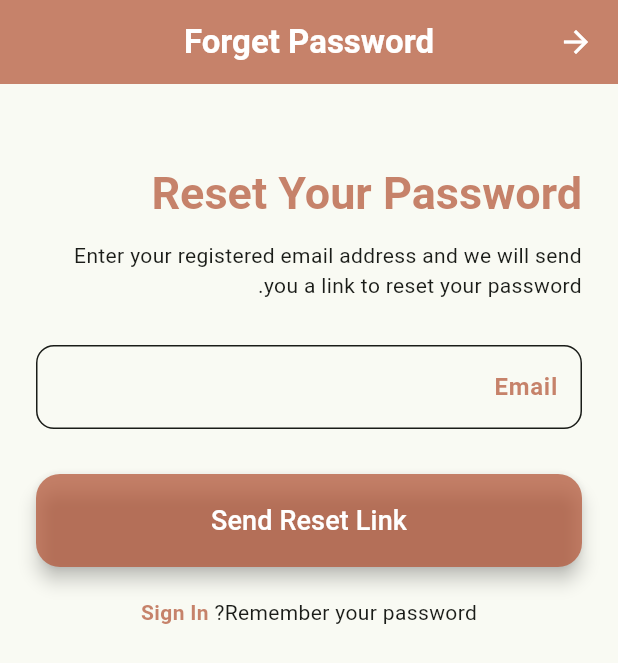
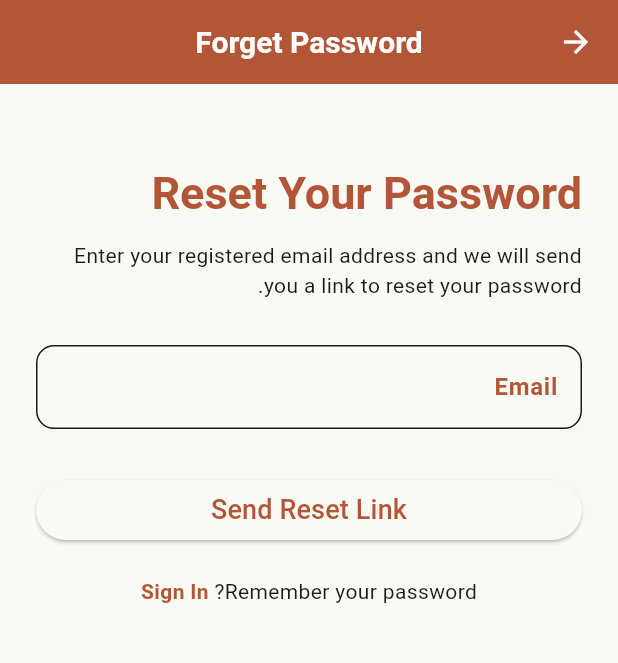
Before and after one commit to yousraamr/fedis-mockup-app, a Flutter app: the ForgetPasswordPage screen opened directly, on a phone screen of 412 x 824 dp. Shown: the top 663 px of the screen. Run offline on Flutter 3.47's test engine with Material 3 defaults, Android fonts, the phone set to English and light mode, and no system bars; our stand-ins replace dartz, dio, easy_localization, shared_preferences; accounts and stored records are empty; project files that could hold a hidden picture were left out.

Commit message:
Update: Theme settings & color palette

```diff
--- a/lib/themes/theme.dart
+++ b/lib/themes/theme.dart
@@ -2,7 +2,7 @@ import 'package:flutter/material.dart';
 
 const lightColorScheme = ColorScheme(
   brightness: Brightness.light,
-  primary: Color(0xBAB35537),
+  primary: Color(0xFFB35537),
   onPrimary: Color(0xFFFFFFFF),
   secondary: Color(0xFF6EAEE7),
   onSecondary: Color(0xFFFFFFFF),
@@ -18,55 +18,39 @@ const lightColorScheme = ColorScheme(
 
 const darkColorScheme = ColorScheme(
   brightness: Brightness.dark,
-  primary: Color(0xFF416FDF),
-  onPrimary: Color(0xFFFFFFFF),
-  secondary: Color(0xFF6EAEE7),
-  onSecondary: Color(0xFFFFFFFF),
-  error: Color(0xFFBA1A1A),
+  primary: Color(0xFF90CAF9),
+  onPrimary: Color(0xFF000000),
+  secondary: Color(0xFF64B5F6),
+  onSecondary: Color(0xFF000000),
+  error: Color(0xFFEF5350),
   onError: Color(0xFFFFFFFF),
-  background: Color(0xFFFCFDF6),
-  onBackground: Color(0xFF1A1C18),
+  background: Color(0xFF121212),
+  onBackground: Color(0xFFE0E0E0),
   shadow: Color(0xFF000000),
-  outlineVariant: Color(0xFFC2C8BC),
-  surface: Color(0xFFF9FAF3),
-  onSurface: Color(0xFF1A1C18),
+  outlineVariant: Color(0xFF424242),
+  surface: Color(0xFF1E1E1E),
+  onSurface: Color(0xFFE0E0E0),
 );
+
 
 ThemeData lightMode = ThemeData(
   useMaterial3: true,
   brightness: Brightness.light,
   colorScheme: lightColorScheme,
-  elevatedButtonTheme: ElevatedButtonThemeData(
-    style: ButtonStyle(
-      backgroundColor: MaterialStateProperty.all<Color>(
-        lightColorScheme.primary,
-      ),
-      foregroundColor: MaterialStateProperty.all<Color>(Colors.white),
-      elevation: MaterialStateProperty.all<double>(5.0),
-      padding: MaterialStateProperty.all<EdgeInsets>(
-        const EdgeInsets.symmetric(horizontal: 20, vertical: 18),
-      ),
-      shape: MaterialStateProperty.all<RoundedRectangleBorder>(
-        RoundedRectangleBorder(
-          borderRadius: BorderRadius.circular(16),
-        ),
-      ),
+  scaffoldBackgroundColor: lightColorScheme.background,
+  appBarTheme: AppBarTheme(
+    backgroundColor: lightColorScheme.surface,
+    titleTextStyle: TextStyle(
+      color: lightColorScheme.onBackground,
+      fontSize: 20,
+      fontWeight: FontWeight.bold,
     ),
+    iconTheme: IconThemeData(color: lightColorScheme.onBackground),
   ),
   textTheme: TextTheme(
-    headlineLarge: TextStyle(
-      fontWeight: FontWeight.bold,
-      color: lightColorScheme.primary,
-      fontSize: 30.0,
-    ),
-    bodyLarge: TextStyle(
-      fontWeight: FontWeight.bold,
-      color: lightColorScheme.onBackground,
-    ),
-    bodyMedium: TextStyle(
-      fontWeight: FontWeight.normal,
-      color: lightColorScheme.onBackground,
-    ),
+    headlineLarge: TextStyle(color: lightColorScheme.primary, fontSize: 30, fontWeight: FontWeight.bold),
+    bodyLarge: TextStyle(color: lightColorScheme.onBackground, fontWeight: FontWeight.bold),
+    bodyMedium: TextStyle(color: lightColorScheme.onBackground),
   ),
 );
 
@@ -74,20 +58,19 @@ ThemeData darkMode = ThemeData(
   useMaterial3: true,
   brightness: Brightness.dark,
   colorScheme: darkColorScheme,
-
+  scaffoldBackgroundColor: darkColorScheme.background,
+  appBarTheme: AppBarTheme(
+    backgroundColor: darkColorScheme.surface,
+    titleTextStyle: TextStyle(
+      color: darkColorScheme.onBackground,
+      fontSize: 20,
+      fontWeight: FontWeight.bold,
+    ),
+    iconTheme: IconThemeData(color: darkColorScheme.onBackground),
+  ),
   textTheme: TextTheme(
-    headlineLarge: TextStyle(
-      fontWeight: FontWeight.bold,
-      color: darkColorScheme.primary,
-      fontSize: 30.0,
-    ),
-    bodyLarge: TextStyle(
-      fontWeight: FontWeight.bold,
-      color: darkColorScheme.onBackground,
-    ),
-    bodyMedium: TextStyle(
-      fontWeight: FontWeight.normal,
-      color: darkColorScheme.onBackground,
-    ),
+    headlineLarge: TextStyle(color: darkColorScheme.primary, fontSize: 30, fontWeight: FontWeight.bold),
+    bodyLarge: TextStyle(color: darkColorScheme.onBackground, fontWeight: FontWeight.bold),
+    bodyMedium: TextStyle(color: darkColorScheme.onBackground),
   ),
 );
```
